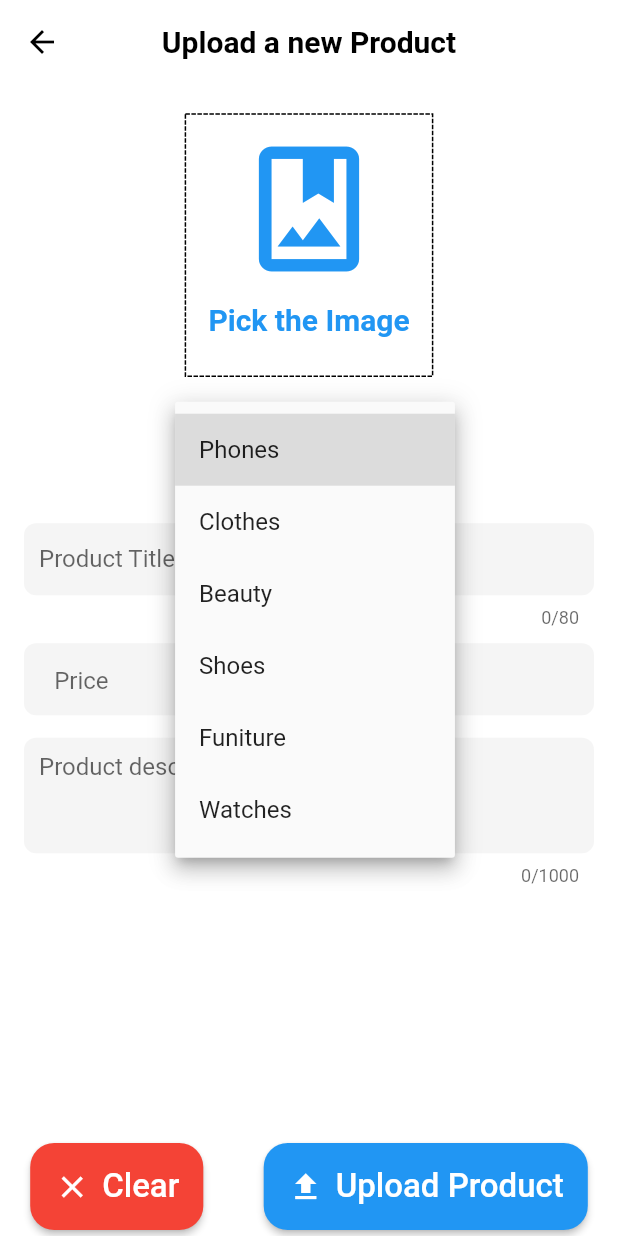
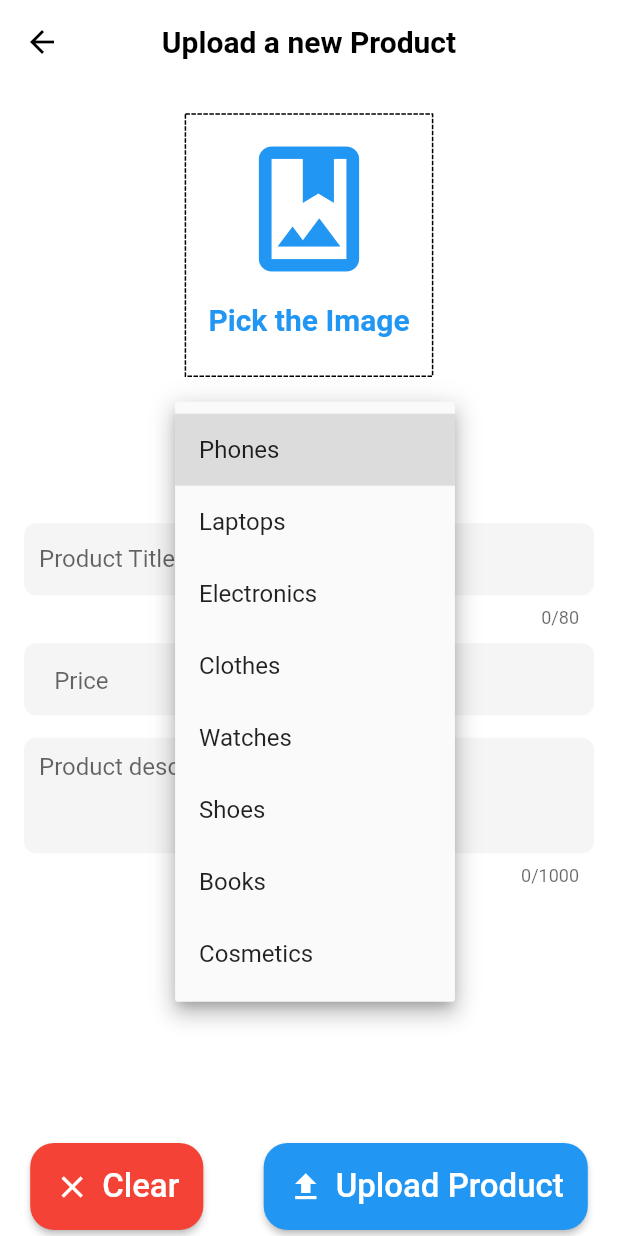
Before and after one commit to AhmedAlbay/shopsmart_admin, a Flutter app: the EditOrUploadProductScreen screen opened by its route, after a tap on "Select a category", on a phone screen of 412 x 824 dp. Run offline on Flutter 3.47's test engine with Material 2 defaults, Android fonts, the phone set to English and light mode, and no system bars; drawn by our look-alikes of dotted_border; our stand-ins replace fancy_shimmer_image, flutter_iconly, image_picker, shared_preferences, shimmer; missing offline and left inert: dynamic_height_grid_view; accounts and stored records are empty.

Commit message:
end the adminapp with local data

```diff
--- a/lib/consts/app_constants.dart
+++ b/lib/consts/app_constants.dart
@@ -6,11 +6,13 @@ class AppConstants {
 
   static List<String> categoriesList = [
     'Phones',
+    'Laptops',
+    'Electronics',
     'Clothes',
-    'Beauty',
+    'Watches',
     'Shoes',
-    'Funiture',
-    'Watches',
+    'Books',
+    'Cosmetics',
   ];
   static List<DropdownMenuItem<String>>? get categoryIsDropDown {
     List<DropdownMenuItem<String>>? menuItem =
--- a/lib/screens/edit_or_upload_product.dart
+++ b/lib/screens/edit_or_upload_product.dart
@@ -6,14 +6,15 @@ import 'package:flutter/services.dart';
 import 'package:image_picker/image_picker.dart';
 import 'package:shopsmart_admin/consts/app_constants.dart';
 import 'package:shopsmart_admin/consts/my_validators.dart';
+import 'package:shopsmart_admin/models/product_model.dart';
 import 'package:shopsmart_admin/services/my_app_method.dart';
 import 'package:shopsmart_admin/widgets/subtitle_text.dart';
 import 'package:shopsmart_admin/widgets/title_text.dart';
 
 class EditOrUploadProductScreen extends StatefulWidget {
-  const EditOrUploadProductScreen({super.key});
+  const EditOrUploadProductScreen({super.key, this.productModel});
   static const String routeName = '/EditOrUploadProductScreen';
-
+  final ProductModel? productModel;
   @override
   State<EditOrUploadProductScreen> createState() =>
       _EditOrUploadProductScreenState();
@@ -22,6 +23,8 @@ class EditOrUploadProductScreen extends StatefulWidget {
 class _EditOrUploadProductScreenState extends State<EditOrUploadProductScreen> {
   final _formKey = GlobalKey<FormState>();
   XFile? _pickerImage;
+  bool isEditing = false;
+  String? productNetworkImage;
   late TextEditingController _titleController,
       _priceController,
       _quantityController,
@@ -29,10 +32,19 @@ class _EditOrUploadProductScreenState extends State<EditOrUploadProductScreen> {
   String? _categoryValue;
   @override
   void initState() {
-    _titleController = TextEditingController();
-    _priceController = TextEditingController();
-    _quantityController = TextEditingController();
-    _descriptionController = TextEditingController();
+    if (widget.productModel != null) {
+      isEditing = true;
+      productNetworkImage = widget.productModel!.productImage;
+      _categoryValue = widget.productModel!.productCategory;
+    }
+    _titleController =
+        TextEditingController(text: widget.productModel?.productTitle);
+    _priceController =
+        TextEditingController(text: widget.productModel?.productPrice);
+    _quantityController =
+        TextEditingController(text: widget.productModel?.productQuantity);
+    _descriptionController =
+        TextEditingController(text: widget.productModel?.productDescription);
     super.initState();
   }
 
@@ -57,6 +69,7 @@ class _EditOrUploadProductScreenState extends State<EditOrUploadProductScreen> {
   void removePickerImage() {
     setState(() {
       _pickerImage = null;
+      productNetworkImage = null;
     });
   }
 
@@ -64,6 +77,11 @@ class _EditOrUploadProductScreenState extends State<EditOrUploadProductScreen> {
     if (_categoryValue == null) {
       MyAppMethods.showErrorORWarningDialog(
           context: context, subtitle: 'Category is empty', fct: () {});
+      return;
+    }
+    if (_pickerImage == null) {
+      MyAppMethods.showErrorORWarningDialog(
+          context: context, subtitle: 'Please pick up an Image', fct: () {});
       return;
     }
 
@@ -75,6 +93,11 @@ class _EditOrUploadProductScreenState extends State<EditOrUploadProductScreen> {
   Future<void> _editProduct() async {
     final isVaild = _formKey.currentState!.validate();
     FocusScope.of(context).unfocus();
+    if (_pickerImage == null && productNetworkImage == null) {
+      MyAppMethods.showErrorORWarningDialog(
+          context: context, subtitle: 'Please pick up an Image', fct: () {});
+      return;
+    }
     if (isVaild) {}
   }
 
@@ -128,12 +151,16 @@ class _EditOrUploadProductScreenState extends State<EditOrUploadProductScreen> {
                         shape: RoundedRectangleBorder(
                             borderRadius: BorderRadius.circular(16))),
                     icon: const Icon(Icons.upload),
-                    label: const Text(
-                      "Upload Product",
-                      style: TextStyle(fontSize: 22),
+                    label: Text(
+                      isEditing ? 'Edit Product' : "Upload Product",
+                      style: const TextStyle(fontSize: 22),
                     ),
                     onPressed: () {
-                      _uploadProduct();
+                      if (isEditing) {
+                        _editProduct();
+                      } else {
+                        _uploadProduct();
+                      }
                     },
                   ),
                 ]),
@@ -149,7 +176,16 @@ class _EditOrUploadProductScreenState extends State<EditOrUploadProductScreen> {
             const SizedBox(
               height: 20,
             ),
-            if (_pickerImage == null) ...[
+            if (isEditing && productNetworkImage != null) ...[
+              ClipRRect(
+                borderRadius: BorderRadius.circular(12),
+                child: Image.network(
+                  productNetworkImage!,
+                  height: size.width * .5,
+                  alignment: Alignment.center,
+                ),
+              ),
+            ] else if (_pickerImage == null) ...[
               SizedBox(
                 height: size.width * .4 + 10,
                 width: size.width * .4,
@@ -186,7 +222,7 @@ class _EditOrUploadProductScreenState extends State<EditOrUploadProductScreen> {
                 ),
               )
             ],
-            if (_pickerImage != null) ...[
+            if (_pickerImage != null && productNetworkImage != null) ...[
               Row(
                 mainAxisAlignment: MainAxisAlignment.center,
                 children: [
@@ -214,7 +250,7 @@ class _EditOrUploadProductScreenState extends State<EditOrUploadProductScreen> {
               height: 25,
             ),
             DropdownButton(
-                hint: const Text('Select a category'),
+                hint: Text(_categoryValue ?? 'Select a category'),
                 value: _categoryValue,
                 items: AppConstants.categoryIsDropDown,
                 onChanged: (String? value) {
--- a/lib/widgets/product_widget.dart
+++ b/lib/widgets/product_widget.dart
@@ -1,6 +1,7 @@
 import 'package:fancy_shimmer_image/fancy_shimmer_image.dart';
 import 'package:flutter/material.dart';
 import 'package:provider/provider.dart';
+import 'package:shopsmart_admin/screens/edit_or_upload_product.dart';
 import '../providers/product_provider.dart';
 import 'subtitle_text.dart';
 import 'title_text.dart';
@@ -29,11 +30,12 @@ class _ProductWidgetState extends State<ProductWidget> {
             padding: const EdgeInsets.all(3.0),
             child: GestureDetector(
               onTap: () async {
-                // await Navigator.pushNamed(
-                //   context,
-                //   ProductDetails.routName,
-                //   arguments: getCurrProduct.productId,
-                // );
+                Navigator.push(
+                    context,
+                    MaterialPageRoute(
+                        builder: (context) => EditOrUploadProductScreen(
+                              productModel: getCurrProduct,
+                            )));
               },
               child: Column(
                 crossAxisAlignment: CrossAxisAlignment.start,
```
